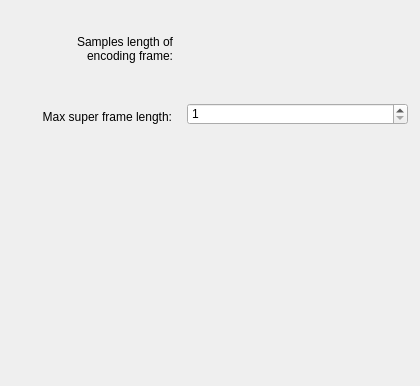
This is ROADUtilities/ROADConverter/EncodingOptionsWidgetFactory/encodingoptionsfirstversionwidget.ui in Xirexel/ROAD as Qt 5 draws it before an edit. The edited form follows.
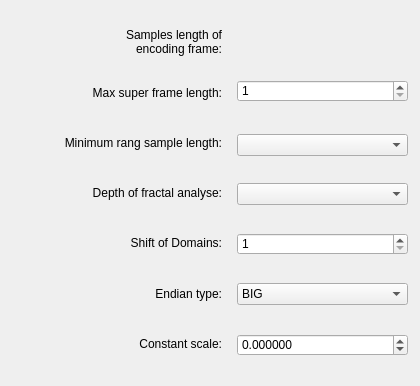
This is the edited form.

Commit message: Modify PersistROADEncodingOptions class.

Diff of the .ui file:
```diff
--- a/ROADUtilities/ROADConverter/EncodingOptionsWidgetFactory/encodingoptionsfirstversionwidget.ui
+++ b/ROADUtilities/ROADConverter/EncodingOptionsWidgetFactory/encodingoptionsfirstversionwidget.ui
@@ -10,6 +10,12 @@
     <height>386</height>
    </rect>
   </property>
+  <property name="minimumSize">
+   <size>
+    <width>420</width>
+    <height>386</height>
+   </size>
+  </property>
   <property name="windowTitle">
    <string>Form</string>
   </property>
@@ -18,7 +24,7 @@
     <widget class="QWidget" name="widget" native="true">
      <property name="minimumSize">
       <size>
-       <width>170</width>
+       <width>220</width>
        <height>0</height>
       </size>
      </property>
@@ -28,39 +34,79 @@
        <height>16777215</height>
       </size>
      </property>
-     <widget class="QLabel" name="label">
-      <property name="geometry">
-       <rect>
-        <x>10</x>
-        <y>10</y>
-        <width>152</width>
-        <height>56</height>
-       </rect>
-      </property>
-      <property name="text">
-       <string>Samples length of 
+     <layout class="QVBoxLayout" name="verticalLayout">
+      <item>
+       <widget class="QLabel" name="label">
+        <property name="text">
+         <string>Samples length of 
 encoding frame:</string>
-      </property>
-      <property name="alignment">
-       <set>Qt::AlignRight|Qt::AlignTrailing|Qt::AlignVCenter</set>
-      </property>
-     </widget>
-     <widget class="QLabel" name="label_2">
-      <property name="geometry">
-       <rect>
-        <x>10</x>
-        <y>90</y>
-        <width>151</width>
-        <height>31</height>
-       </rect>
-      </property>
-      <property name="text">
-       <string>Max super frame length:</string>
-      </property>
-      <property name="alignment">
-       <set>Qt::AlignRight|Qt::AlignTrailing|Qt::AlignVCenter</set>
-      </property>
-     </widget>
+        </property>
+        <property name="alignment">
+         <set>Qt::AlignRight|Qt::AlignTrailing|Qt::AlignVCenter</set>
+        </property>
+       </widget>
+      </item>
+      <item>
+       <widget class="QLabel" name="label_2">
+        <property name="text">
+         <string>Max super frame length:</string>
+        </property>
+        <property name="alignment">
+         <set>Qt::AlignRight|Qt::AlignTrailing|Qt::AlignVCenter</set>
+        </property>
+       </widget>
+      </item>
+      <item>
+       <widget class="QLabel" name="label_3">
+        <property name="text">
+         <string>Minimum rang sample length:</string>
+        </property>
+        <property name="alignment">
+         <set>Qt::AlignRight|Qt::AlignTrailing|Qt::AlignVCenter</set>
+        </property>
+       </widget>
+      </item>
+      <item>
+       <widget class="QLabel" name="label_4">
+        <property name="text">
+         <string>Depth of fractal analyse:</string>
+        </property>
+        <property name="alignment">
+         <set>Qt::AlignRight|Qt::AlignTrailing|Qt::AlignVCenter</set>
+        </property>
+       </widget>
+      </item>
+      <item>
+       <widget class="QLabel" name="label_5">
+        <property name="text">
+         <string>Shift of Domains:</string>
+        </property>
+        <property name="alignment">
+         <set>Qt::AlignRight|Qt::AlignTrailing|Qt::AlignVCenter</set>
+        </property>
+       </widget>
+      </item>
+      <item>
+       <widget class="QLabel" name="label_6">
+        <property name="text">
+         <string>Endian type:</string>
+        </property>
+        <property name="alignment">
+         <set>Qt::AlignRight|Qt::AlignTrailing|Qt::AlignVCenter</set>
+        </property>
+       </widget>
+      </item>
+      <item>
+       <widget class="QLabel" name="label_7">
+        <property name="text">
+         <string>Constant scale:</string>
+        </property>
+        <property name="alignment">
+         <set>Qt::AlignRight|Qt::AlignTrailing|Qt::AlignVCenter</set>
+        </property>
+       </widget>
+      </item>
+     </layout>
     </widget>
    </item>
    <item>
@@ -68,10 +114,10 @@
      <widget class="QLabel" name="m_sampleLength">
       <property name="geometry">
        <rect>
-        <x>10</x>
-        <y>30</y>
-        <width>211</width>
-        <height>16</height>
+        <x>2</x>
+        <y>27</y>
+        <width>171</width>
+        <height>20</height>
        </rect>
       </property>
       <property name="text">
@@ -82,8 +128,8 @@
       <property name="geometry">
        <rect>
         <x>0</x>
-        <y>92</y>
-        <width>221</width>
+        <y>69</y>
+        <width>171</width>
         <height>22</height>
        </rect>
       </property>
@@ -97,6 +143,90 @@
        <number>1</number>
       </property>
      </widget>
+     <widget class="QComboBox" name="m_RangSampleLengthComboBox">
+      <property name="geometry">
+       <rect>
+        <x>0</x>
+        <y>123</y>
+        <width>171</width>
+        <height>22</height>
+       </rect>
+      </property>
+     </widget>
+     <widget class="QComboBox" name="m_DepthFractalAnalyseComboBox">
+      <property name="geometry">
+       <rect>
+        <x>0</x>
+        <y>172</y>
+        <width>171</width>
+        <height>22</height>
+       </rect>
+      </property>
+     </widget>
+     <widget class="QSpinBox" name="m_ShiftDomainsSpinBox">
+      <property name="geometry">
+       <rect>
+        <x>0</x>
+        <y>222</y>
+        <width>171</width>
+        <height>22</height>
+       </rect>
+      </property>
+      <property name="minimum">
+       <number>1</number>
+      </property>
+      <property name="maximum">
+       <number>256</number>
+      </property>
+      <property name="value">
+       <number>1</number>
+      </property>
+     </widget>
+     <widget class="QComboBox" name="m_endianTypeComboBox">
+      <property name="geometry">
+       <rect>
+        <x>0</x>
+        <y>272</y>
+        <width>171</width>
+        <height>22</height>
+       </rect>
+      </property>
+      <item>
+       <property name="text">
+        <string>BIG</string>
+       </property>
+      </item>
+      <item>
+       <property name="text">
+        <string>LITTLE</string>
+       </property>
+      </item>
+     </widget>
+     <widget class="QDoubleSpinBox" name="m_ConstantScaleDoubleSpinBox">
+      <property name="geometry">
+       <rect>
+        <x>0</x>
+        <y>323</y>
+        <width>171</width>
+        <height>22</height>
+       </rect>
+      </property>
+      <property name="decimals">
+       <number>6</number>
+      </property>
+      <property name="minimum">
+       <double>-0.992187000000000</double>
+      </property>
+      <property name="maximum">
+       <double>0.992187000000000</double>
+      </property>
+      <property name="singleStep">
+       <double>0.007812000000000</double>
+      </property>
+      <property name="value">
+       <double>0.000000000000000</double>
+      </property>
+     </widget>
     </widget>
    </item>
   </layout>
```
The commit also changes 7 other files.
